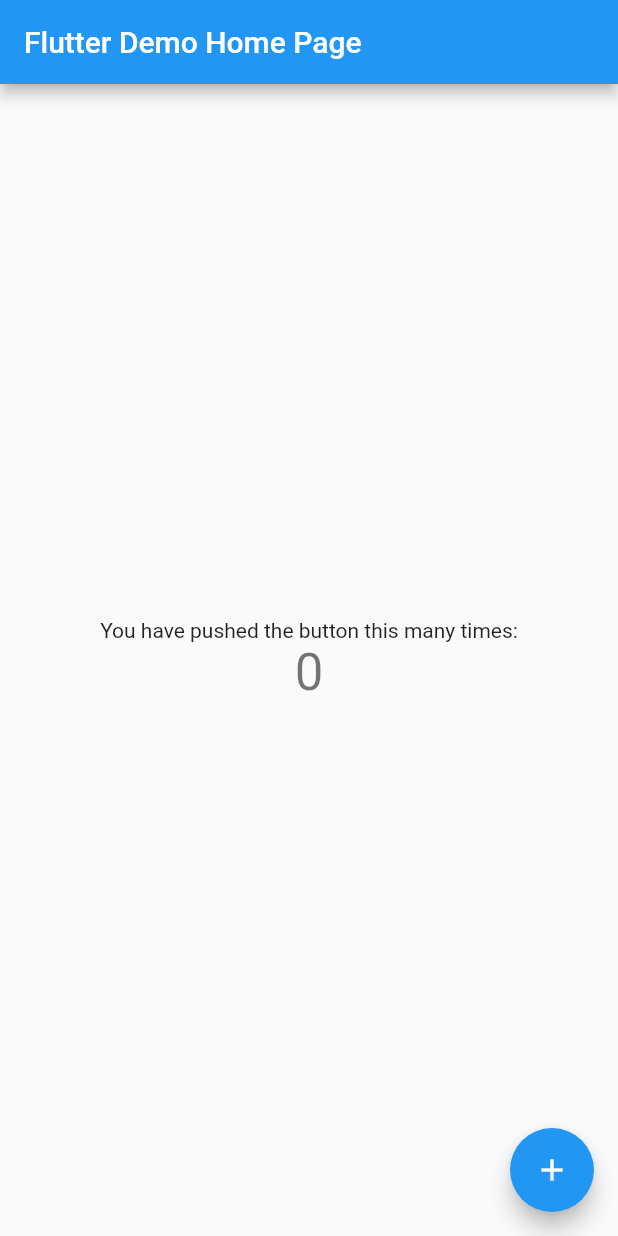
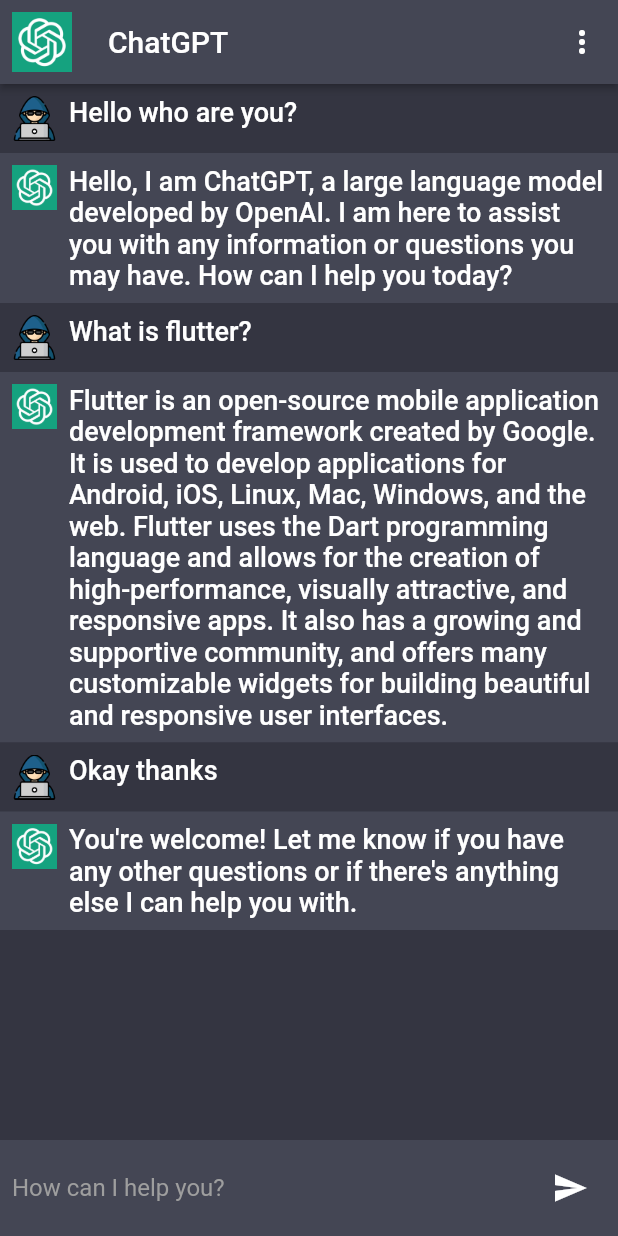
Before and after one commit to nhatminh4401/VoiceGPT, a Flutter app: the screen it shows after launch, on a phone screen of 412 x 824 dp. Run offline on Flutter 3.47's test engine with Material 2 defaults, Android fonts, the phone set to English and light mode, and no system bars; our stand-ins replace flutter_spinkit.

Commit message:
implement simple chat UI and some api

```diff
--- /dev/null
+++ b/voice_gpt/lib/constants/api_constant.dart
@@ -0,0 +1,2 @@
+String BASE_URL = "https://api.openai.com/v1";
+String API_KEY = "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";
--- /dev/null
+++ b/voice_gpt/lib/constants/constants.dart
@@ -0,0 +1,58 @@
+import 'package:flutter/material.dart';
+
+import '../widgets/text_widget.dart';
+
+Color scaffoldBackgroundColor = const Color(0xFF343541);
+Color cardColor = const Color(0xFF444654);
+
+List<String> models = [
+  'Model1',
+  'Model2',
+  'Model3',
+  'Model4',
+  'Model5',
+  'Model6',
+];
+
+List<DropdownMenuItem<String>>? get getModelsItem {
+  List<DropdownMenuItem<String>>? modelsItems =
+      List<DropdownMenuItem<String>>.generate(
+          models.length,
+          (index) => DropdownMenuItem(
+              value: models[index],
+              child: TextWidget(
+                label: models[index],
+                fontSize: 15,
+              )));
+  return modelsItems;
+}
+
+final chatMsg = [
+  {
+    "msg": "Hello who are you?",
+    "chatIdx": 0,
+  },
+  {
+    "msg":
+        "Hello, I am ChatGPT, a large language model developed by OpenAI. I am here to assist you with any information or questions you may have. How can I help you today?",
+    "chatIdx": 1,
+  },
+  {
+    "msg": "What is flutter?",
+    "chatIdx": 0,
+  },
+  {
+    "msg":
+        "Flutter is an open-source mobile application development framework created by Google. It is used to develop applications for Android, iOS, Linux, Mac, Windows, and the web. Flutter uses the Dart programming language and allows for the creation of high-performance, visually attractive, and responsive apps. It also has a growing and supportive community, and offers many customizable widgets for building beautiful and responsive user interfaces.",
+    "chatIdx": 1,
+  },
+  {
+    "msg": "Okay thanks",
+    "chatIdx": 0,
+  },
+  {
+    "msg":
+        "You're welcome! Let me know if you have any other questions or if there's anything else I can help you with.",
+    "chatIdx": 1,
+  },
+];
--- a/voice_gpt/lib/main.dart
+++ b/voice_gpt/lib/main.dart
@@ -1,4 +1,8 @@
 import 'package:flutter/material.dart';
+import 'package:provider/provider.dart';
+import 'package:voice_gpt/constants/constants.dart';
+import 'package:voice_gpt/providers/model_provider.dart';
+import 'package:voice_gpt/screens/chat_screen.dart';
 
 void main() {
   runApp(const MyApp());
@@ -10,106 +14,15 @@ class MyApp extends StatelessWidget {
   // This widget is the root of your application.
   @override
   Widget build(BuildContext context) {
-    return MaterialApp(
-      title: 'Flutter Demo',
-      theme: ThemeData(
-        // This is the theme of your application.
-        //
-        // Try running your application with "flutter run". You'll see the
-        // application has a blue toolbar. Then, without quitting the app, try
-        // changing the primarySwatch below to Colors.green and then invoke
-        // "hot reload" (press "r" in the console where you ran "flutter run",
-        // or simply save your changes to "hot reload" in a Flutter IDE).
-        // Notice that the counter didn't reset back to zero; the application
-        // is not restarted.
-        primarySwatch: Colors.blue,
-      ),
-      home: const MyHomePage(title: 'Flutter Demo Home Page'),
-    );
+    return MultiProvider(
+        providers: [ChangeNotifierProvider(create: (_) => ModelsProvider())],
+        child: (MaterialApp(
+          title: 'Flutter Demo',
+          debugShowCheckedModeBanner: false,
+          theme: ThemeData(
+              scaffoldBackgroundColor: scaffoldBackgroundColor,
+              appBarTheme: AppBarTheme(color: cardColor)),
+          home: const ChatScreen(),
+        )));
   }
 }
-
-class MyHomePage extends StatefulWidget {
-  const MyHomePage({super.key, required this.title});
-
-  // This widget is the home page of your application. It is stateful, meaning
-  // that it has a State object (defined below) that contains fields that affect
-  // how it looks.
-
-  // This class is the configuration for the state. It holds the values (in this
-  // case the title) provided by the parent (in this case the App widget) and
-  // used by the build method of the State. Fields in a Widget subclass are
-  // always marked "final".
-
-  final String title;
-
-  @override
-  State<MyHomePage> createState() => _MyHomePageState();
-}
-
-class _MyHomePageState extends State<MyHomePage> {
-  int _counter = 0;
-
-  void _incrementCounter() {
-    setState(() {
-      // This call to setState tells the Flutter framework that something has
-      // changed in this State, which causes it to rerun the build method below
-      // so that the display can reflect the updated values. If we changed
-      // _counter without calling setState(), then the build method would not be
-      // called again, and so nothing would appear to happen.
-      _counter++;
-    });
-  }
-
-  @override
-  Widget build(BuildContext context) {
-    // This method is rerun every time setState is called, for instance as done
-    // by the _incrementCounter method above.
-    //
-    // The Flutter framework has been optimized to make rerunning build methods
-    // fast, so that you can just rebuild anything that needs updating rather
-    // than having to individually change instances of widgets.
-    return Scaffold(
-      appBar: AppBar(
-        // Here we take the value from the MyHomePage object that was created by
-        // the App.build method, and use it to set our appbar title.
-        title: Text(widget.title),
-      ),
-      body: Center(
-        // Center is a layout widget. It takes a single child and positions it
-        // in the middle of the parent.
-        child: Column(
-          // Column is also a layout widget. It takes a list of children and
-          // arranges them vertically. By default, it sizes itself to fit its
-          // children horizontally, and tries to be as tall as its parent.
-          //
-          // Invoke "debug painting" (press "p" in the console, choose the
-          // "Toggle Debug Paint" action from the Flutter Inspector in Android
-          // Studio, or the "Toggle Debug Paint" command in Visual Studio Code)
-          // to see the wireframe for each widget.
-          //
-          // Column has various properties to control how it sizes itself and
-          // how it positions its children. Here we use mainAxisAlignment to
-          // center the children vertically; the main axis here is the vertical
-          // axis because Columns are vertical (the cross axis would be
-          // horizontal).
-          mainAxisAlignment: MainAxisAlignment.center,
-          children: <Widget>[
-            const Text(
-              'You have pushed the button this many times:',
-            ),
-            Text(
-              '$_counter',
-              style: Theme.of(context).textTheme.headlineMedium,
-            ),
-          ],
-        ),
-      ),
-      floatingActionButton: FloatingActionButton(
-        onPressed: _incrementCounter,
-        tooltip: 'Increment',
-        child: const Icon(Icons.add),
-      ), // This trailing comma makes auto-formatting nicer for build methods.
-    );
-  }
-}
--- /dev/null
+++ b/voice_gpt/lib/models/chat_model.dart
@@ -0,0 +1,11 @@
+class ChatModel {
+  final String msg;
+  final int chatIdx;
+
+  ChatModel({required this.msg, required this.chatIdx});
+
+  factory ChatModel.fromJson(Map<String, dynamic> json) => ChatModel(
+        msg: json["msg"],
+        chatIdx: json["chatIdx"],
+      );
+}
--- /dev/null
+++ b/voice_gpt/lib/models/models_model.dart
@@ -0,0 +1,21 @@
+class ModelsModel {
+  final String id;
+  final int created;
+  final String root;
+
+  ModelsModel({
+    required this.id,
+    required this.root,
+    required this.created,
+  });
+
+  factory ModelsModel.fromJson(Map<String, dynamic> json) => ModelsModel(
+        id: json["id"],
+        root: json["root"],
+        created: json["created"],
+      );
+
+  static List<ModelsModel> modelsFromSnapshot(List modelSnapshot) {
+    return modelSnapshot.map((data) => ModelsModel.fromJson(data)).toList();
+  }
+}
--- /dev/null
+++ b/voice_gpt/lib/screens/chat_screen.dart
@@ -0,0 +1,126 @@
+import 'package:flutter/material.dart';
+import 'package:flutter/src/widgets/framework.dart';
+import 'package:flutter/src/widgets/placeholder.dart';
+import 'package:flutter_spinkit/flutter_spinkit.dart';
+import 'package:provider/provider.dart';
+import 'package:voice_gpt/services/api_service.dart';
+import 'package:voice_gpt/services/asset_manager.dart';
+import 'package:voice_gpt/services/services.dart';
+import 'package:voice_gpt/widgets/chat_widget.dart';
+import 'package:voice_gpt/widgets/text_widget.dart';
+
+import '../constants/constants.dart';
+import '../providers/model_provider.dart';
+
+class ChatScreen extends StatefulWidget {
+  const ChatScreen({super.key});
+
+  @override
+  State<ChatScreen> createState() => _ChatScreenState();
+}
+
+class _ChatScreenState extends State<ChatScreen> {
+  bool _isTyping = false;
+  late TextEditingController textEditingController;
+
+  @override
+  void initState() {
+    textEditingController = TextEditingController();
+    super.initState();
+  }
+
+  @override
+  void dispose() {
+    textEditingController.dispose();
+    super.dispose();
+  }
+
+  @override
+  Widget build(BuildContext context) {
+    final modelsProvider = Provider.of<ModelsProvider>(context);
+
+    return Scaffold(
+      appBar: AppBar(
+        elevation: 2,
+        leading: Padding(
+            padding: const EdgeInsets.all(8.0),
+            child: Image.asset(AssetsManager.openaiLogo)),
+        title: Text("ChatGPT"),
+        actions: [
+          IconButton(
+              onPressed: () async {
+                await Services.showModalSheet(context: context);
+              },
+              icon: const Icon(
+                Icons.more_vert_rounded,
+                color: Colors.white,
+              ))
+        ],
+      ),
+      body: SafeArea(
+          child: Column(
+        children: [
+          Flexible(
+              child: ListView.builder(
+                  itemCount: 6,
+                  itemBuilder: (context, index) {
+                    return ChatWidget(
+                      msg: chatMsg[index]["msg"].toString(),
+                      chatIdx: int.parse(chatMsg[index]["chatIdx"].toString()),
+                    );
+                  })),
+          if (_isTyping) ...[
+            const SpinKitThreeBounce(
+              color: Colors.white,
+              size: 18,
+            ),
+          ],
+          SizedBox(height: 15),
+          Material(
+            color: cardColor,
+            child: Padding(
+              padding: const EdgeInsets.all(8.0),
+              child: Row(
+                children: [
+                  Expanded(
+                      child: TextField(
+                    style: const TextStyle(color: Colors.white),
+                    controller: textEditingController,
+                    onSubmitted: (value) {
+                      // send msg
+                    },
+                    decoration: const InputDecoration.collapsed(
+                        hintText: "How can I help you?",
+                        hintStyle: TextStyle(color: Colors.grey)),
+                  )),
+                  IconButton(
+                      onPressed: () async {
+                        try {
+                          print('Sending...');
+                          setState(() {
+                            _isTyping = true;
+                          });
+                          final list = await ApiService.sendMessage(
+                              message: textEditingController.text,
+                              modelId: modelsProvider.getCurrentModel);
+                        } catch (error) {
+                          print("error: $error");
+                        } finally {
+                          setState(() {
+                            _isTyping = false;
+                          });
+                        }
+                      },
+                      icon: Icon(
+                        Icons.send,
+                        color: Colors.white,
+                      ))
+                ],
+              ),
+            ),
+          )
+        ],
+      )),
+    );
+  }
+}
--- /dev/null
+++ b/voice_gpt/lib/services/asset_manager.dart
@@ -0,0 +1,6 @@
+class AssetsManager {
+  static String imagePath = "assets/images";
+  static String userImage = "${imagePath}/person.png";
+  static String chatLogo = "${imagePath}/chat_logo.png";
+  static String openaiLogo = "${imagePath}/openai_logo.jpg";
+}
--- /dev/null
+++ b/voice_gpt/lib/widgets/chat_widget.dart
@@ -0,0 +1,47 @@
+import 'package:flutter/material.dart';
+import 'package:flutter/src/widgets/framework.dart';
+import 'package:flutter/src/widgets/placeholder.dart';
+import 'package:voice_gpt/services/asset_manager.dart';
+import 'package:voice_gpt/widgets/text_widget.dart';
+
+import '../constants/constants.dart';
+
+class ChatWidget extends StatelessWidget {
+  const ChatWidget({super.key, required this.msg, required this.chatIdx});
+
+  final String msg;
+  final int chatIdx;
+  @override
+  Widget build(BuildContext context) {
+    return Column(
+      children: [
+        Material(
+          color: chatIdx == 0 ? scaffoldBackgroundColor : cardColor,
+          child: Padding(
+            padding: const EdgeInsets.all(8.0),
+            child: Row(
+              crossAxisAlignment: CrossAxisAlignment.start,
+              children: [
+                Image.asset(
+                  chatIdx == 0
+                      ? AssetsManager.userImage
+                      : AssetsManager.openaiLogo,
+                  height: 30,
+                  width: 30,
+                ),
+                const SizedBox(
+                  width: 8,
+                ),
+                Expanded(
+                  child: TextWidget(
+                    label: msg,
+                  ),
+                ),
+              ],
+            ),
+          ),
+        )
+      ],
+    );
+  }
+}
--- /dev/null
+++ b/voice_gpt/lib/widgets/text_widget.dart
@@ -0,0 +1,28 @@
+import 'package:flutter/material.dart';
+
+class TextWidget extends StatelessWidget {
+  const TextWidget(
+      {Key? key,
+      required this.label,
+      this.fontSize = 18,
+      this.color,
+      this.fontWeight})
+      : super(key: key);
+
+  final String label;
+  final double fontSize;
+  final Color? color;
+  final FontWeight? fontWeight;
+  @override
+  Widget build(BuildContext context) {
+    return Text(
+      label,
+      // textAlign: TextAlign.justify,
+      style: TextStyle(
+        color: color ?? Colors.white,
+        fontSize: fontSize,
+        fontWeight: fontWeight ?? FontWeight.w500,
+      ),
+    );
+  }
+}
```
Also changed, not shown: voice_gpt/lib/providers/model_provider.dart (added, +27 -0 lines), voice_gpt/lib/services/api_service.dart (added, +82 -0 lines), voice_gpt/lib/services/services.dart (added, +32 -0 lines), voice_gpt/lib/widgets/drop_down.dart (added, +57 -0 lines), voice_gpt/pubspec.yaml (+8 -7 lines), voice_gpt/assets/images/chat_logo.png (added), voice_gpt/assets/images/openai_logo.jpg (added), voice_gpt/assets/images/person.png (added).
